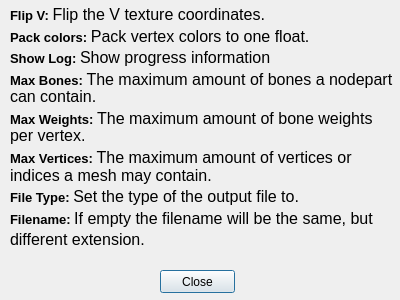
Qt form Fbx-Converter-GUI/help.ui (ilinaraducristian/Fbx-Converter-GUI) before a commit.
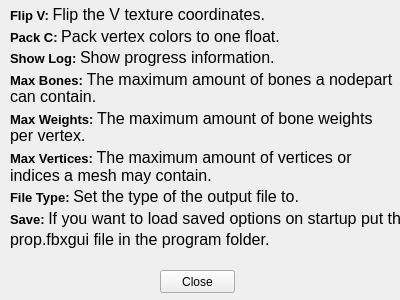
The same form after that commit.

```diff
--- a/Fbx-Converter-GUI/help.ui
+++ b/Fbx-Converter-GUI/help.ui
@@ -1,7 +1,7 @@
 <?xml version="1.0" encoding="UTF-8"?>
 <ui version="4.0">
  <class>Help</class>
- <widget class="QDialog" name="Help">
+ <widget class="QWidget" name="Help">
   <property name="geometry">
    <rect>
     <x>0</x>
@@ -57,12 +57,12 @@
 			&lt;span style=&quot; font-size:12pt&quot;&gt;Flip the V texture coordinates.&lt;/span&gt;
 		&lt;/p&gt;
 		&lt;p style=&quot;line-height: 50%&quot;&gt;
-			&lt;span style=&quot; font-size:10pt; font-weight:600;&quot;&gt;Pack colors: &lt;/span&gt;
+			&lt;span style=&quot; font-size:10pt; font-weight:600;&quot;&gt;Pack C: &lt;/span&gt;
 			&lt;span style=&quot; font-size:12pt&quot;&gt;Pack vertex colors to one float.&lt;/span&gt;
 		&lt;/p&gt;
 		&lt;p style=&quot;line-height: 50%&quot;&gt;
 			&lt;span style=&quot; font-size:10pt; font-weight:600;&quot;&gt;Show Log: &lt;/span&gt;
-			&lt;span style=&quot; font-size:12pt&quot;&gt;Show progress information&lt;/span&gt;
+			&lt;span style=&quot; font-size:12pt&quot;&gt;Show progress information.&lt;/span&gt;
 		&lt;/p&gt;
 		&lt;p style=&quot;line-height: 30%&quot;&gt;
 			&lt;span style=&quot; font-size:10pt; font-weight:600;&quot;&gt;Max Bones: &lt;/span&gt;
@@ -90,11 +90,11 @@
 			&lt;span style=&quot; font-size:12pt&quot;&gt;Set the type of the output file to.&lt;/span&gt;
 		&lt;/p&gt;
 		&lt;p style=&quot;line-height: 50%&quot;&gt;
-			&lt;span style=&quot; font-size:10pt; font-weight:600;&quot;&gt;Filename: &lt;/span&gt;
-			&lt;span style=&quot; font-size:12pt&quot;&gt;If empty the filename will be the same, but&lt;/span&gt;
+			&lt;span style=&quot; font-size:10pt; font-weight:600;&quot;&gt;Save: &lt;/span&gt;
+			&lt;span style=&quot; font-size:12pt&quot;&gt;If you want to load saved options on startup put the&lt;/span&gt;
 		&lt;/p&gt;
 		&lt;p style=&quot;line-height: 30%&quot;&gt;
-			&lt;span style=&quot; font-size:12pt&quot;&gt;different extension.&lt;/span&gt;
+			&lt;span style=&quot; font-size:12pt&quot;&gt;prop.fbxgui file in the program folder.&lt;/span&gt;
 		&lt;/p&gt;
 	&lt;/body&gt;
 &lt;/html&gt;</string>
```
Left out of the diff: 5 changed lines with no effect on the pictures.
